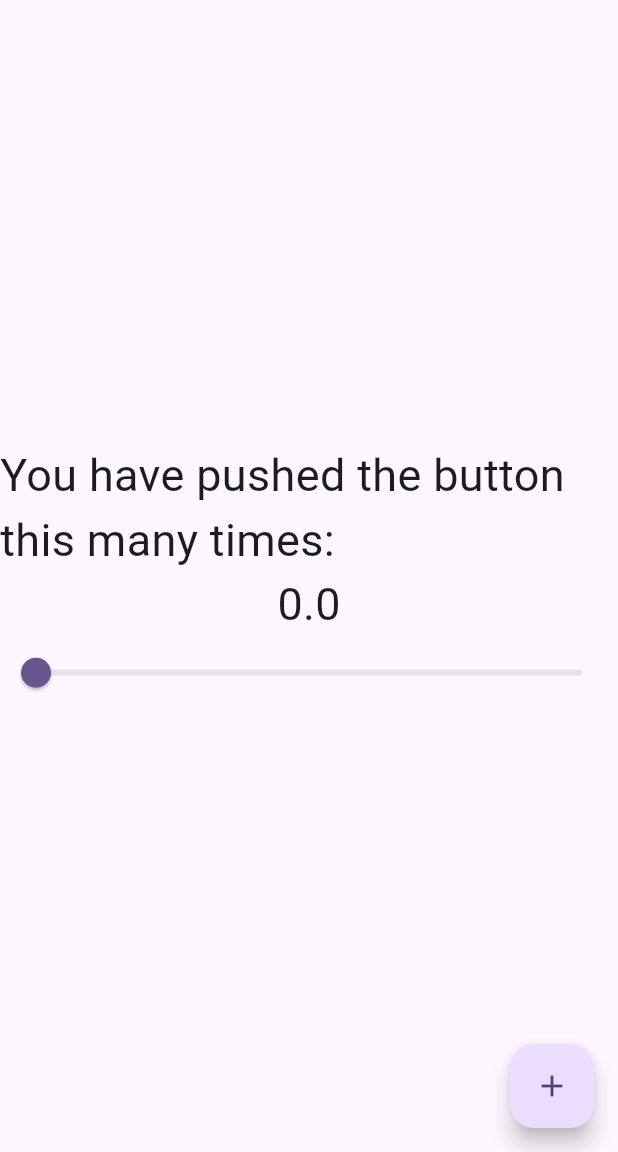
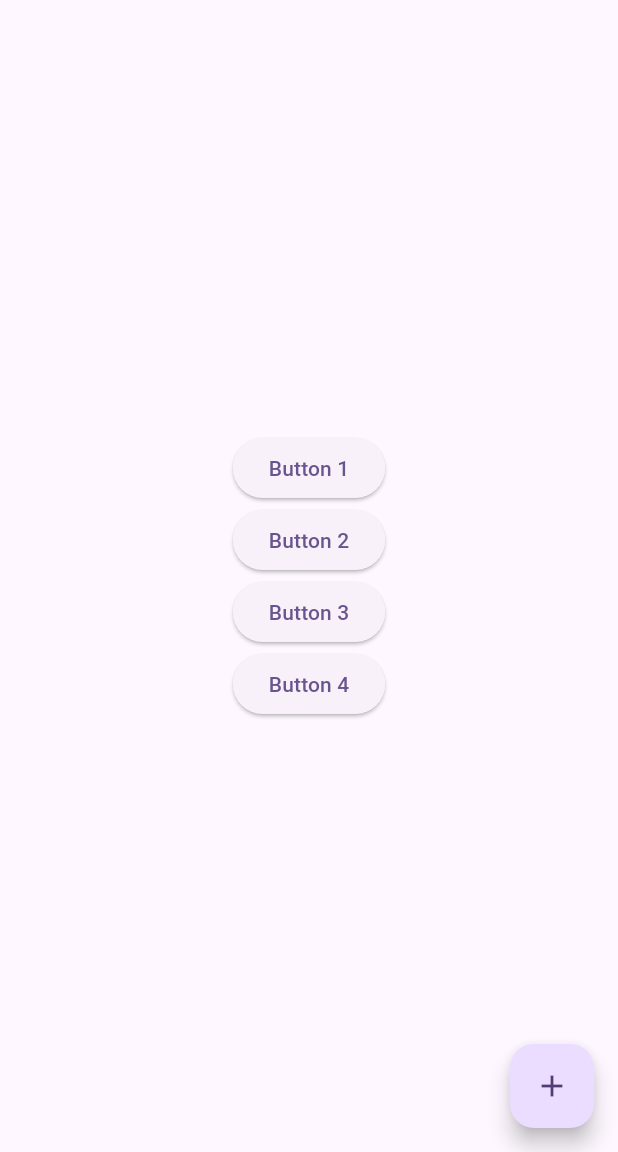
Before and after one commit to lina694/my_CST2335_labs, a Flutter app: the screen it shows after launch, on a phone screen of 412 x 824 dp, the part 84-1236 px from its top. Run offline on Flutter 3.47's test engine with Material 3 defaults, Android fonts, the phone set to English and light mode, and no system bars.

Commit message:
Added buttons to the Column widget

```diff
--- a/lib/main.dart
+++ b/lib/main.dart
@@ -63,13 +63,11 @@ class _MyHomePageState extends State<MyHomePage> {
         child: Column(
 
           mainAxisAlignment: MainAxisAlignment.center,
-          children: <Widget>[
-            const Text('You have pushed the button this many times:', style: TextStyle(fontSize: 30)),
-            Text(
-              '$_counter', style: TextStyle(fontSize: 30
-            ),
-            ),
-            Slider(value:_counter, max:100.0, onChanged: setNewValue, min:0.0)
+          children: [
+            ElevatedButton(onPressed: () {}, child: Text('Button 1')),
+            ElevatedButton(onPressed: () {}, child: Text('Button 2')),
+            ElevatedButton(onPressed: () {}, child: Text('Button 3')),
+            ElevatedButton(onPressed: () {}, child: Text('Button 4')),
           ],
         ),
       ),
```
